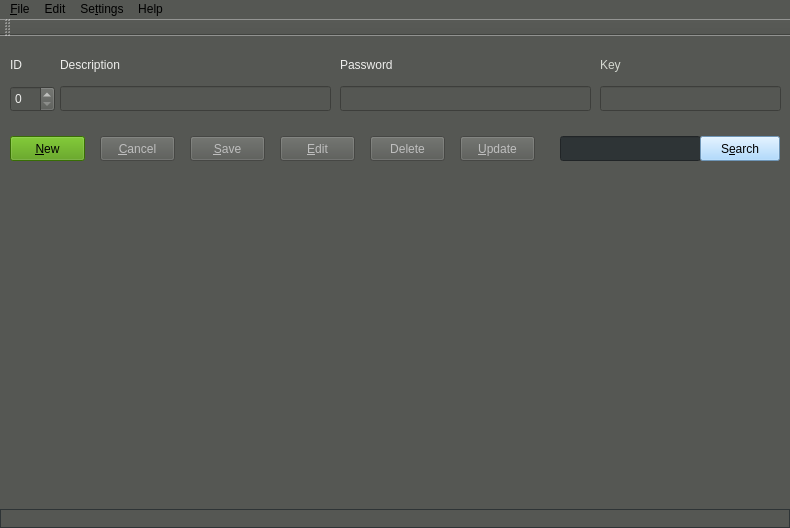
Above: mainwindow.ui from leandrocadete/qPasswordManager before the change. Below: the same form after it.
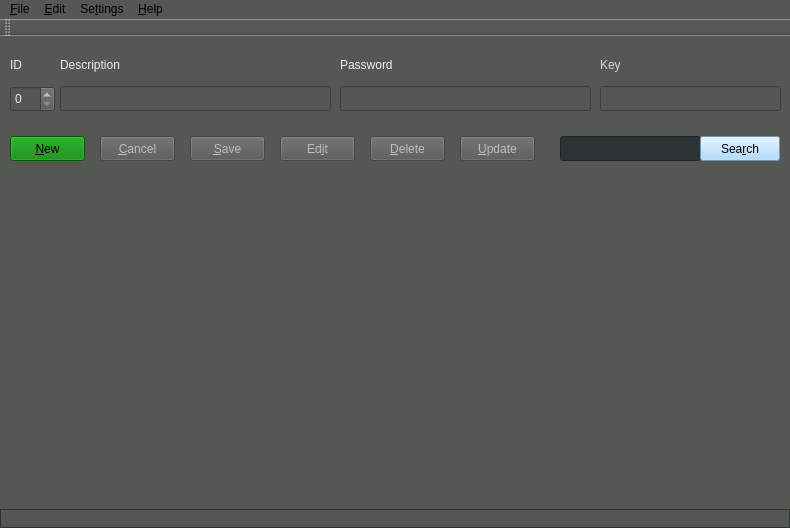
That is the form after the change.

Commit message:
Designer ajustment
1 - Changed button new color
2 - Changed some access keys

Diff of the .ui file:
```diff
--- a/mainwindow.ui
+++ b/mainwindow.ui
@@ -205,7 +205,7 @@
      <string notr="true">background-color: rgb(154, 209, 255)</string>
     </property>
     <property name="text">
-     <string>S&amp;earch</string>
+     <string>Sea&amp;rch</string>
     </property>
    </widget>
    <widget class="QPushButton" name="pushButton_Update">
@@ -243,7 +243,7 @@
      <string notr="true">/*background-color: rgb(206, 92, 0);*/</string>
     </property>
     <property name="text">
-     <string>&amp;Edit</string>
+     <string>Ed&amp;it</string>
     </property>
    </widget>
    <widget class="QPushButton" name="pushButton_New">
@@ -256,7 +256,7 @@
      </rect>
     </property>
     <property name="styleSheet">
-     <string notr="true">background-color: rgb(78, 154, 6);</string>
+     <string notr="true">background-color: green</string>
     </property>
     <property name="text">
      <string>&amp;New</string>
@@ -319,7 +319,7 @@
      </rect>
     </property>
     <property name="text">
-     <string>Delete</string>
+     <string>&amp;Delete</string>
     </property>
    </widget>
    <zorder>gridLayoutWidget</zorder>
@@ -374,7 +374,7 @@
      <string notr="true">background-color: rgb(136, 138, 133);</string>
     </property>
     <property name="title">
-     <string>Help</string>
+     <string>&amp;Help</string>
     </property>
     <addaction name="actionAbout"/>
    </widget>
@@ -383,7 +383,7 @@
      <string notr="true">background-color: rgb(136, 138, 133);</string>
     </property>
     <property name="title">
-     <string>Edit</string>
+     <string>&amp;Edit</string>
     </property>
     <addaction name="action_New"/>
     <addaction name="action_Delete"/>
```
Left out of the diff: 6 changed lines with no effect on the pictures. The commit also changes 1 other file.
